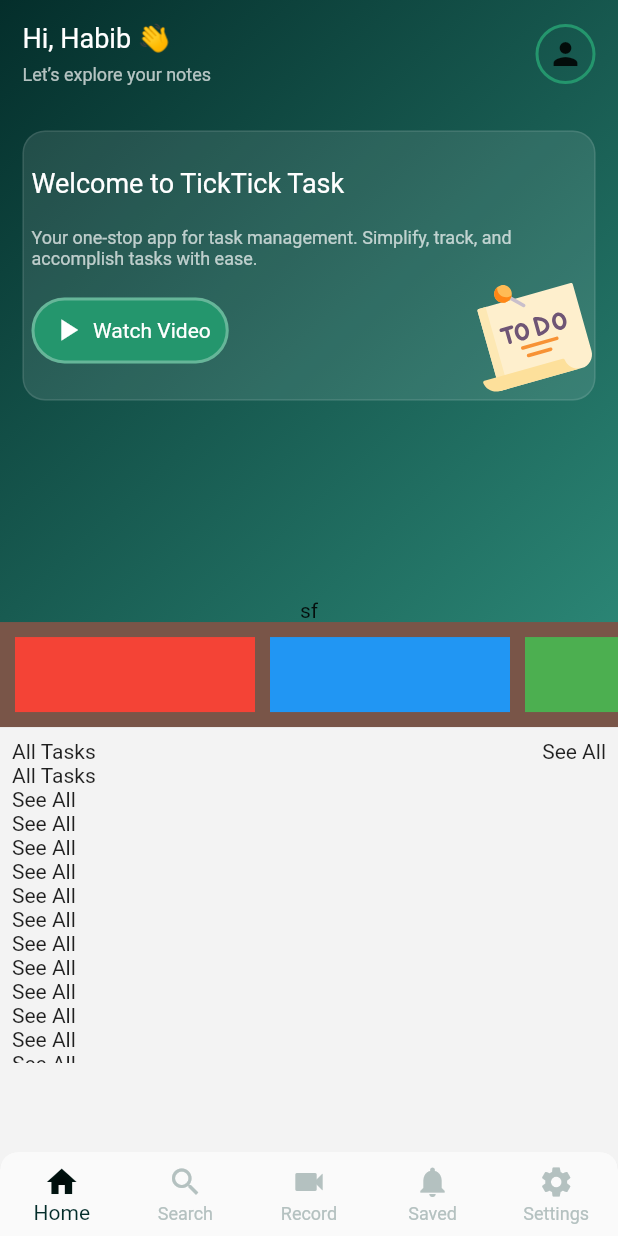
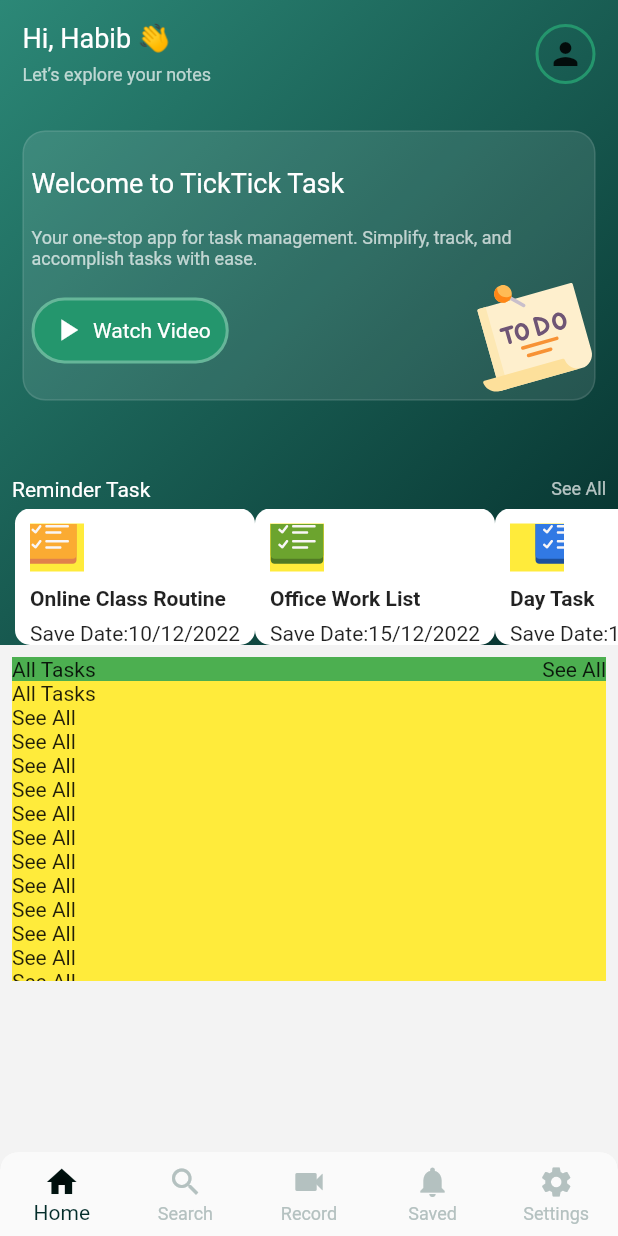
Before and after one commit to sakib556/Task-Management-App, a Flutter app: the screen it shows after launch, on a phone screen of 412 x 824 dp. Run offline on Flutter 3.47's test engine with Material 2 defaults, Android fonts, the phone set to English and light mode, and no system bars; our stand-ins replace flutter_svg.

Commit message:
reminder section

```diff
--- a/lib/views/custom_widgets/gradient_container.dart
+++ b/lib/views/custom_widgets/gradient_container.dart
@@ -12,8 +12,9 @@ class GrandientContainer extends StatelessWidget {
       begin: Alignment.topLeft,
       end: Alignment.bottomRight,
       colors: [
+        Color(0xff2c8877),
         Color(0xff042e2b),
-        Color(0xff2c8877),
+
       ],
     ),
   ),
--- /dev/null
+++ b/lib/views/custom_widgets/reminder_card.dart
@@ -0,0 +1,68 @@
+import 'package:flutter/material.dart';
+import 'package:flutter_svg/svg.dart';
+
+class ReminderCard extends StatelessWidget {
+  final VoidCallback onTap;
+  final String logo;
+  final String title;
+  final String date;
+
+  const ReminderCard(
+      {super.key,
+      required this.onTap,
+      required this.logo,
+      required this.title,
+      required this.date});
+
+  @override
+  Widget build(BuildContext context) {
+    return GestureDetector(
+      onTap: () {
+        onTap();
+      },
+      child: Container(
+
+        decoration: BoxDecoration(
+          color: Colors.white,
+          borderRadius: BorderRadius.circular(10),
+        ),
+        child: Padding(
+          padding: const EdgeInsets.all(10.0),
+          child: Column(
+            mainAxisSize: MainAxisSize.min,
+            crossAxisAlignment: CrossAxisAlignment.start,
+            //  mainAxisAlignment: MainAxisAlignment.spaceEvenly,
+            children: [
+              Container(
+                color: Colors.yellow,
+                height: 32,
+                width: 36,
+                child: Center(
+                  child: SvgPicture.asset(
+                    "assets/logo/$logo.svg",
+                    fit: BoxFit.none,
+                  ),
+                ),
+              ),
+              SizedBox(height: 10,),
+              Text(
+                title,
+                style: const TextStyle(
+                  fontWeight: FontWeight.bold,
+                  // fontSize: 18,
+                ),
+              ),
+              SizedBox(height: 7,),
+              Row(
+                children: [
+                  const Text("Save Date:"),
+                  Text(date),
+                ],
+              ),
+            ],
+          ),
+        ),
+      ),
+    );
+  }
+}
--- a/lib/views/tab/home/all_tasks.dart
+++ b/lib/views/tab/home/all_tasks.dart
@@ -6,7 +6,9 @@ class AllTasks extends StatelessWidget {
 
   @override
   Widget build(BuildContext context) {
-    return Column(
+    return Container(
+      color: Colors.green,
+      child: Column(
         children: [
           Row(
             mainAxisAlignment: MainAxisAlignment.spaceBetween,
@@ -15,7 +17,8 @@ class AllTasks extends StatelessWidget {
               Text("See All"),
             ],
           ),
-        SizedBox(
+          Container(
+            color: Colors.yellow,
             height: 200,
             child: ListView(
               shrinkWrap: true,
@@ -41,6 +44,7 @@ class AllTasks extends StatelessWidget {
 
         ],
 
+      ),
     );
   }
 }
--- a/lib/views/tab/home/home_screen.dart
+++ b/lib/views/tab/home/home_screen.dart
@@ -13,11 +13,12 @@ class HomeScreen extends StatelessWidget {
     return Column(
       children: [
         SizedBox(
-          height: MediaQuery.of(context).size.height / 1.7,
+          height: 430,
           child: Stack(
             children: [
               _heading(context),
-              const Positioned(bottom: 0, left: 0, child: ReminderTask()),
+              const Positioned(
+                  bottom: 0, right: 0, left: 0, child: ReminderTask()),
             ],
           ),
         ),
--- a/lib/views/tab/home/reminder_task.dart
+++ b/lib/views/tab/home/reminder_task.dart
@@ -1,4 +1,6 @@
 import 'package:flutter/material.dart';
+import 'package:task_management_app/views/custom_widgets/reminder_card.dart';
+import 'package:task_management_app/views/tab/home/home_screen.dart';
 
 class ReminderTask extends StatelessWidget {
   const ReminderTask({super.key});
@@ -6,46 +8,55 @@ class ReminderTask extends StatelessWidget {
   @override
   Widget build(BuildContext context) {
     return Column(
-      // mainAxisAlignment: MainAxisAlignment.start,
-      mainAxisSize: MainAxisSize.min,
       children: [
-        const Text("sf"),
-        Container(
-          height: 70.0,
+        Padding(
+          padding: const EdgeInsets.only(left: 8, right: 8,bottom: 5),
+          child: Row(
+            mainAxisSize: MainAxisSize.max,
+            mainAxisAlignment: MainAxisAlignment.spaceBetween,
+            children: const [
+              Text("Reminder Task",style: TextStyle(color: whiteColor,fontSize: 14),),
+              Text("See All",style: TextStyle(color: greyColor,fontSize: 12),),
+            ],
+          ),
+        ),
+        SizedBox(
+          height: 91,
           width: MediaQuery.of(context).size.width,
-          color: Colors.brown,
+          // color: Colors.brown,
           child: ListView(
+            shrinkWrap: true,
             physics: const AlwaysScrollableScrollPhysics(),
             scrollDirection: Axis.horizontal,
-            padding: const EdgeInsets.all(10),
+            padding: const EdgeInsets.only(left: 10, right: 5),
             children: _widgetList,
           ),
         ),
       ],
     );
   }
+}
 
-}
-List<Widget> _widgetList=[Container(
-                width: 160.0,
-                color: Colors.red,
-              ),
-              const SizedBox(width: 10,),
-              Container(
-                width: 160.0,
-                color: Colors.blue,
-              ),
-              const SizedBox(width: 10),
-              Container(
-                width: 160.0,
-                color: Colors.green,
-              ),
-              const SizedBox(width: 10,),
-              Container(
-                width: 160.0,
-                color: Colors.yellow,
-              ),
-              Container(
-                width: 160.0,
-                color: Colors.orange,
-              ),];
+List<Widget> _widgetList = [
+  ReminderCard(
+      onTap: () {},
+      logo: "reminder_yellow",
+      title: "Online Class Routine",
+      date: "10/12/2022"),
+  // const SizedBox(
+  //   width: 10,
+  // ),
+  ReminderCard(
+      onTap: () {},
+      logo: "reminder_green",
+      title: "Office Work List",
+      date: "15/12/2022"),
+  // const SizedBox(
+  //   width: 10,
+  // ),
+  ReminderCard(
+      onTap: () {},
+      logo: "reminder_blue",
+      title: "Day Task",
+      date: "10/12/2022"),
+];
```
Also changed, not shown: assets/logo/reminder_blue.svg (added), assets/logo/reminder_green.svg (added), assets/logo/reminder_yellow.svg (added). Lines whose indentation alone changed are shown as unchanged.
